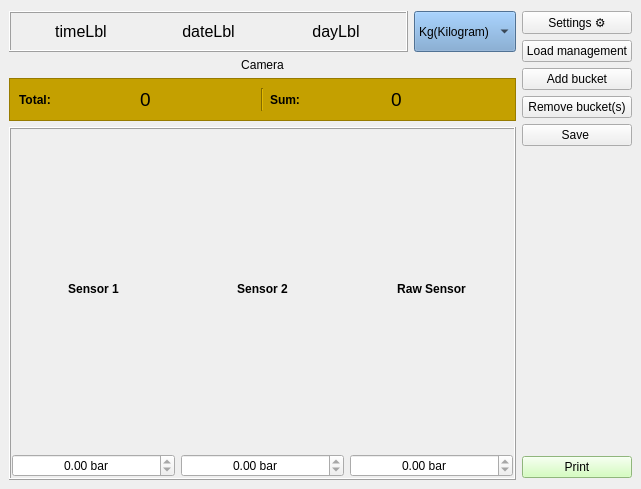
Before: the Qt Designer form BHMI.ui in SC-One/BHMI, drawn with Qt 5.
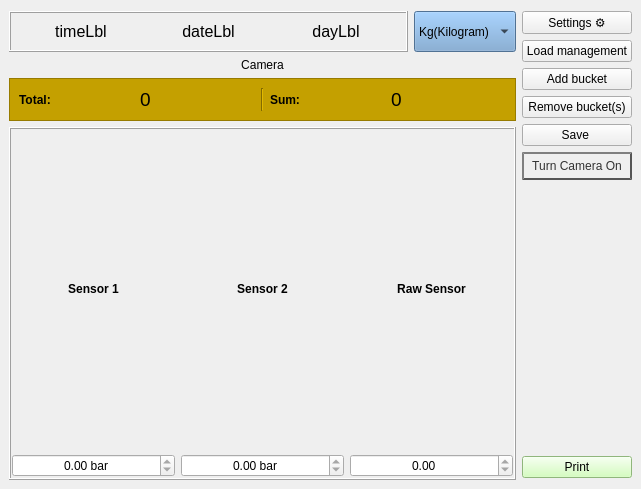
After: the same form once the commit is applied.

The edit to the form file:
```diff
--- a/BHMI.ui
+++ b/BHMI.ui
@@ -358,7 +358,7 @@
                   <bool>true</bool>
                  </property>
                  <property name="suffix">
-                  <string> bar</string>
+                  <string/>
                  </property>
                 </widget>
                </item>
@@ -372,7 +372,7 @@
        </layout>
       </item>
       <item>
-       <layout class="QVBoxLayout" name="verticalLayout_3" stretch="0,1,0,0,0,0,0">
+       <layout class="QVBoxLayout" name="verticalLayout_3" stretch="0,1,0,0,0,0,0,0,0">
         <property name="topMargin">
          <number>0</number>
         </property>
@@ -414,6 +414,60 @@
           </property>
          </widget>
         </item>
+        <item>
+         <widget class="QPushButton" name="cameraTurner">
+          <property name="styleSheet">
+           <string notr="true">QPushButton {
+color: #333;
+border: 2px solid #555;
+border-radius: 20px;
+border-style: outset;
+background: qradialgradient(
+cx: 0.3, cy: -0.4, fx: 0.3, fy: -0.4,
+radius: 1.35, stop: 0 #fff, stop: 1 #888
+);
+padding: 5px;
+}
+
+QPushButton:hover {
+background: qradialgradient(
+cx: 0.3, cy: -0.4, fx: 0.3, fy: -0.4,
+radius: 1.35, stop: 0 #fff, stop: 1 #bbb
+);
+}</string>
+          </property>
+          <property name="text">
+           <string>Turn Camera On</string>
+          </property>
+          <property name="checkable">
+           <bool>false</bool>
+          </property>
+          <property name="checked">
+           <bool>false</bool>
+          </property>
+         </widget>
+        </item>
+        <item>
+         <widget class="Line" name="line_3">
+          <property name="font">
+           <font>
+            <kerning>true</kerning>
+           </font>
+          </property>
+          <property name="layoutDirection">
+           <enum>Qt::LeftToRight</enum>
+          </property>
+          <property name="styleSheet">
+           <string notr="true">background-color: transparent;</string>
+          </property>
+          <property name="frameShadow">
+           <enum>QFrame::Sunken</enum>
+          </property>
+          <property name="orientation">
+           <enum>Qt::Vertical</enum>
+          </property>
+         </widget>
+        </item>
         <item>
          <widget class="Line" name="line">
           <property name="font">
```
